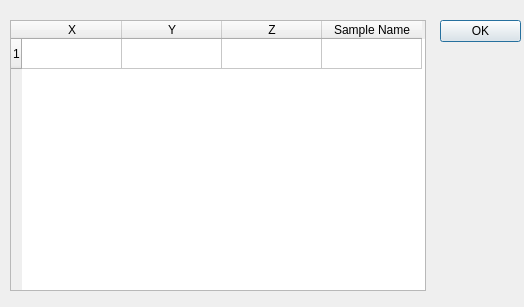
SESAME-Synchrotron/HESEBScanTool, file ui/samplesposition.ui: the form before one commit.
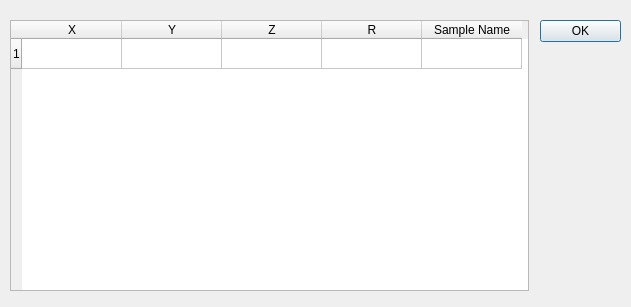
The form after the commit.

```diff
--- a/ui/samplesposition.ui
+++ b/ui/samplesposition.ui
@@ -6,7 +6,7 @@
    <rect>
     <x>0</x>
     <y>0</y>
-    <width>524</width>
+    <width>631</width>
     <height>307</height>
    </rect>
   </property>
@@ -16,7 +16,7 @@
   <widget class="QDialogButtonBox" name="buttonBox">
    <property name="geometry">
     <rect>
-     <x>440</x>
+     <x>540</x>
      <y>20</y>
      <width>81</width>
      <height>61</height>
@@ -34,7 +34,7 @@
     <rect>
      <x>10</x>
      <y>20</y>
-     <width>416</width>
+     <width>519</width>
      <height>271</height>
     </rect>
    </property>
@@ -58,6 +58,11 @@
      <string>Z</string>
     </property>
    </column>
+   <column>
+    <property name="text">
+     <string>R</string>
+    </property>
+   </column>
    <column>
     <property name="text">
      <string>Sample Name</string>
```
